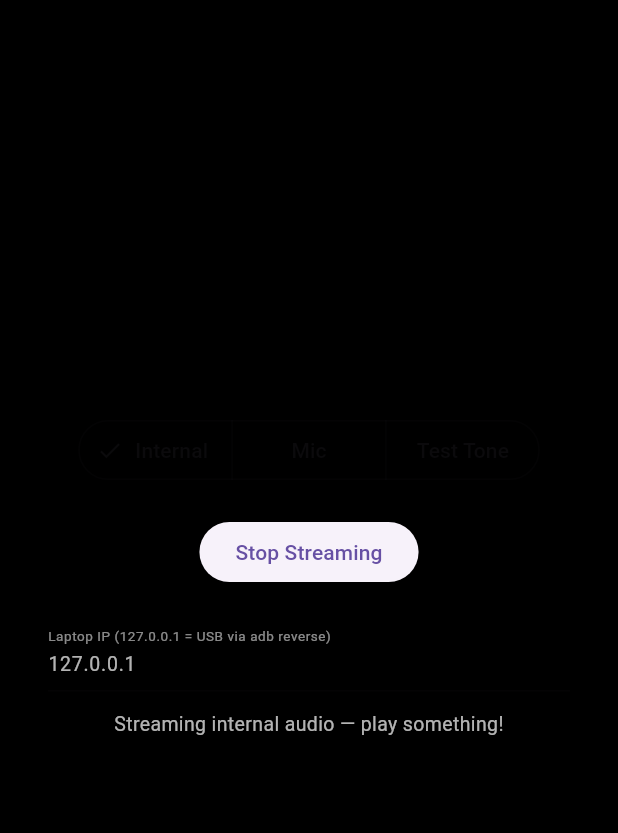
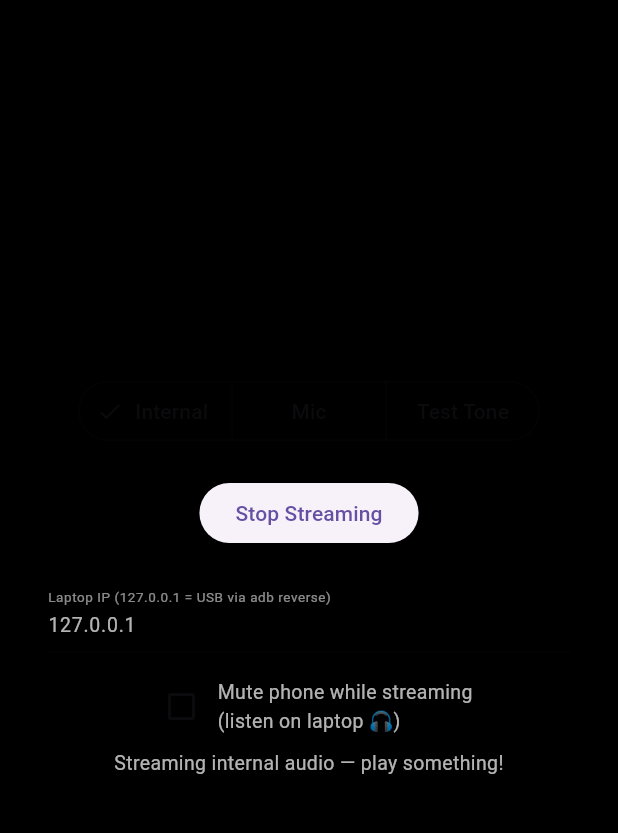
Before and after one commit to shivamkumar15/aamina, a Flutter app: the screen it shows after launch, after a tap on "Start Streaming", on a phone screen of 412 x 824 dp, the part 84-917 px from its top. Run offline on Flutter 3.47's test engine with Material 3 defaults, Android fonts, the phone set to English and light mode, and no system bars; our stand-ins replace permission_handler.

Commit message:
it will work even if you keep the volume 0 in phone but work perfectly in laptop

```diff
--- a/aamina_mobile/lib/main.dart
+++ b/aamina_mobile/lib/main.dart
@@ -43,6 +43,13 @@ class _AudioPageState extends State<AudioPage> {
   final TextEditingController hostController =
       TextEditingController(text: "127.0.0.1");
 
+  /// When true (internal mode only), the phone's media volume is set to 0
+  /// while streaming and restored when streaming stops.
+  bool mutePhone = false;
+
+  /// Phone media volume before we muted it, so it can be restored.
+  int? savedVolume;
+
   @override
   void dispose() {
     hostController.dispose();
@@ -84,6 +91,17 @@ class _AudioPageState extends State<AudioPage> {
           "host": hostController.text.trim(),
           "port": 5000,
         });
+        // Mute the phone speaker (internal mode): AudioPlaybackCapture
+        // keeps flowing; the stream is played on the laptop, so plug your
+        // earphones into the LAPTOP.
+        if (mode == "internal" && mutePhone) {
+          try {
+            savedVolume = await platform.invokeMethod<int>("getVolume");
+            await platform.invokeMethod("setVolume", {"volume": 0});
+          } catch (_) {
+            savedVolume = null;
+          }
+        }
         setState(() {
           running = true;
           waitingForPermission = false;
@@ -95,6 +113,12 @@ class _AudioPageState extends State<AudioPage> {
         });
       } else {
         await platform.invokeMethod("stopCapture");
+        if (savedVolume != null) {
+          try {
+            await platform.invokeMethod("setVolume", {"volume": savedVolume});
+          } catch (_) {}
+          savedVolume = null;
+        }
         setState(() {
           running = false;
           waitingForPermission = false;
@@ -103,6 +127,12 @@ class _AudioPageState extends State<AudioPage> {
       }
     } on PlatformException catch (e) {
       if (!mounted) return;
+      if (savedVolume != null) {
+        try {
+          await platform.invokeMethod("setVolume", {"volume": savedVolume});
+        } catch (_) {}
+        savedVolume = null;
+      }
       setState(() {
         running = false;
         waitingForPermission = false;
@@ -175,6 +205,24 @@ class _AudioPageState extends State<AudioPage> {
               ),
             ),
             const SizedBox(height: 12),
+            Row(
+              mainAxisAlignment: MainAxisAlignment.center,
+              children: [
+                Checkbox(
+                  value: mutePhone,
+                  onChanged: running || waitingForPermission
+                      ? null
+                      : (v) => setState(() => mutePhone = v ?? false),
+                ),
+                const Flexible(
+                  child: Text(
+                    "Mute phone while streaming\n(listen on laptop 🎧)",
+                    style: TextStyle(color: Colors.white70, fontSize: 13),
+                  ),
+                ),
+              ],
+            ),
+            const SizedBox(height: 4),
             Padding(
               padding: const EdgeInsets.symmetric(horizontal: 32),
               child: Text(
```
Also changed, not shown: 1 other file.
